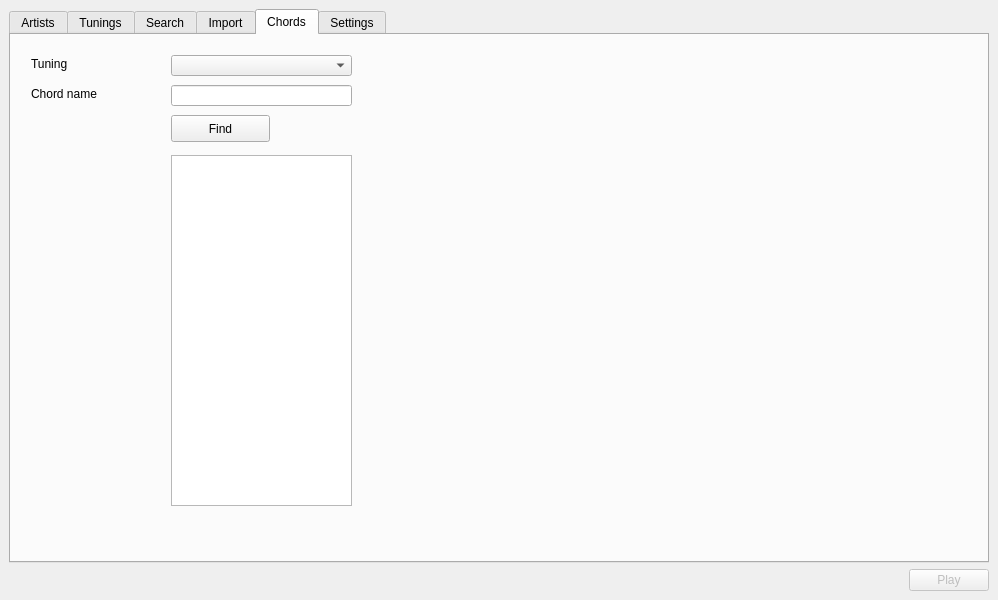
This is crd_gui_design.ui in jpfudger/chordproc as Qt 5 draws it before an edit. The edited form follows.
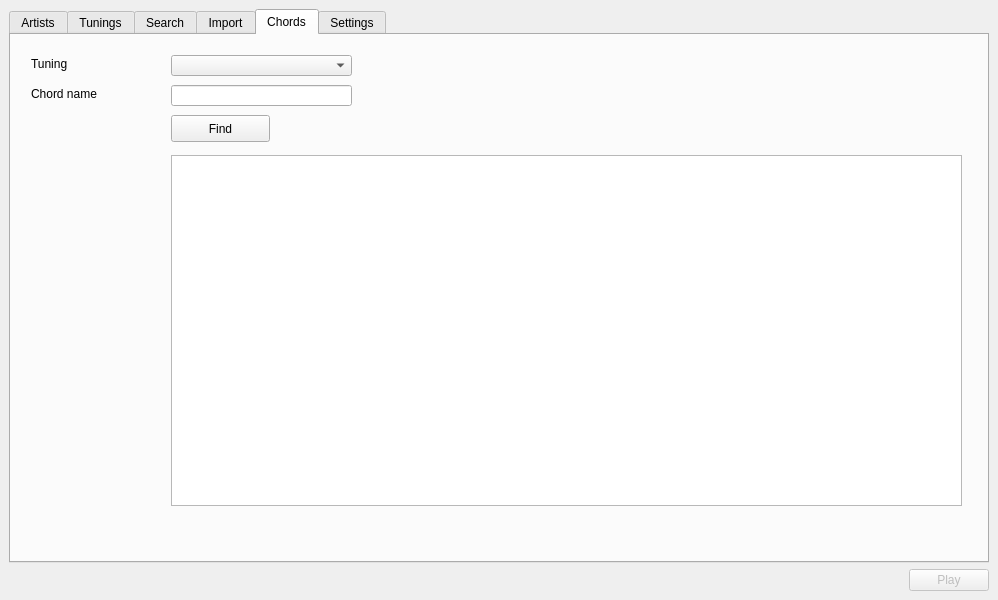
This is the edited form. The open tabs and pages were chosen to show the change.

Commit message: Reformat chord lookup results

The edit to the form file:
```diff
--- a/crd_gui_design.ui
+++ b/crd_gui_design.ui
@@ -232,10 +232,18 @@
          <rect>
           <x>160</x>
           <y>120</y>
-          <width>181</width>
+          <width>791</width>
           <height>351</height>
          </rect>
         </property>
+        <property name="font">
+         <font>
+          <family>Monospace</family>
+         </font>
+        </property>
+        <property name="textInteractionFlags">
+         <set>Qt::TextSelectableByKeyboard|Qt::TextSelectableByMouse</set>
+        </property>
        </widget>
        <widget class="QPushButton" name="chordFind">
         <property name="geometry">
```
The commit also changes 1 other file.
